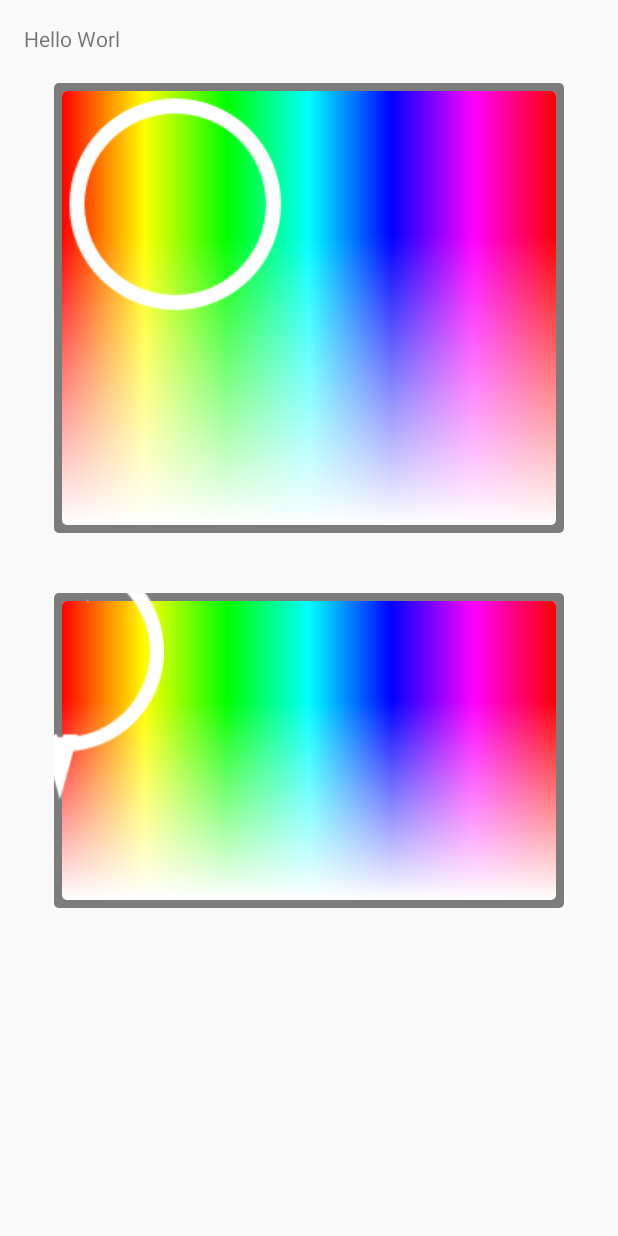
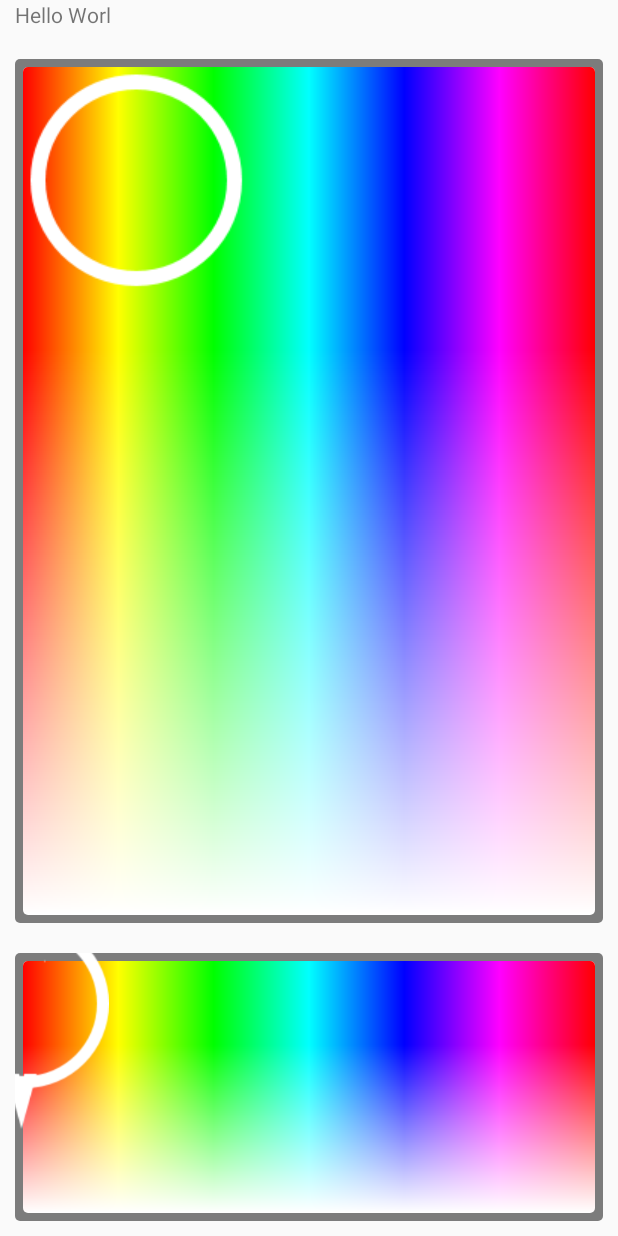
Before and after one commit to AntriKodSoft/ColorHub, an Android app: the layout fragment_color_picker2.xml on its own in the app's theme, with its tools: preview values and no code run, on a phone screen of 412 x 824 dp. Run offline under Robolectric (Android 15) with nearby library versions, the phone set to English and light mode, and no system bars.

Commit message:
arranged second picker

```diff
--- a/app/src/main/res/layout/fragment_color_picker2.xml
+++ b/app/src/main/res/layout/fragment_color_picker2.xml
@@ -1,26 +1,28 @@
-<ScrollView xmlns:android="http://schemas.android.com/apk/res/android"
+<RelativeLayout xmlns:android="http://schemas.android.com/apk/res/android"
     xmlns:tools="http://schemas.android.com/tools"
     xmlns:app="http://schemas.android.com/apk/res-auto"
     android:layout_width="match_parent"
     android:layout_height="match_parent">
 
+    <TextView
+        android:id="@+id/color"
+        android:text="Hello Worl"
+        android:textSize="14sp"
+        android:gravity="center_vertical"
+        android:layout_width="wrap_content"
+        android:layout_height="wrap_content"
+        android:layout_marginLeft="10dp"
+        />
+
+
     <LinearLayout
+        android:layout_marginTop="10dp"
         android:layout_width="match_parent"
-        android:layout_height="wrap_content"
+        android:layout_height="match_parent"
         android:orientation="vertical"
-        android:paddingLeft="@dimen/activity_horizontal_margin"
-        android:paddingRight="@dimen/activity_horizontal_margin"
-        android:paddingTop="@dimen/activity_vertical_margin"
-        android:paddingBottom="@dimen/activity_vertical_margin"
-        tools:context=".MainActivity">
+        android:layout_below="@id/color"
+        >
 
-        <TextView
-            android:id="@+id/color"
-            android:text="Hello Worl"
-            android:textSize="14sp"
-            android:gravity="center_vertical"
-            android:layout_width="wrap_content"
-            android:layout_height="wrap_content"/>
 
         <cheetatech.com.colorhub.colorpicker.GradientView
             android:id="@+id/top"
@@ -31,7 +33,8 @@
             android:layout_margin="@dimen/gap_large"
             android:padding="@dimen/gap_small"
             android:layout_width="match_parent"
-            android:layout_height="300dp"/>
+            android:layout_height="match_parent"
+            android:layout_weight="1"/>
 
         <cheetatech.com.colorhub.colorpicker.GradientView
             android:id="@+id/bottom"
@@ -42,8 +45,11 @@
             app:radius="@dimen/radius"
             app:pointerDrawable="@drawable/pointer_arrows"
             android:layout_width="match_parent"
-            android:layout_height="wrap_content"/>
+            android:layout_height="match_parent"
+            android:layout_weight="3"
+
+            />
 
 
     </LinearLayout>
-</ScrollView>
+</RelativeLayout>
--- a/app/src/main/res/values/dimens.xml
+++ b/app/src/main/res/values/dimens.xml
@@ -7,6 +7,6 @@
     <dimen name="gap">10dp</dimen>
     <dimen name="radius">3dp</dimen>
     <dimen name="gap_small">5dp</dimen>
-    <dimen name="gap_large">20dp</dimen>
+    <dimen name="gap_large">10dp</dimen>
     <dimen name="text">20sp</dimen>
 </resources>
```
